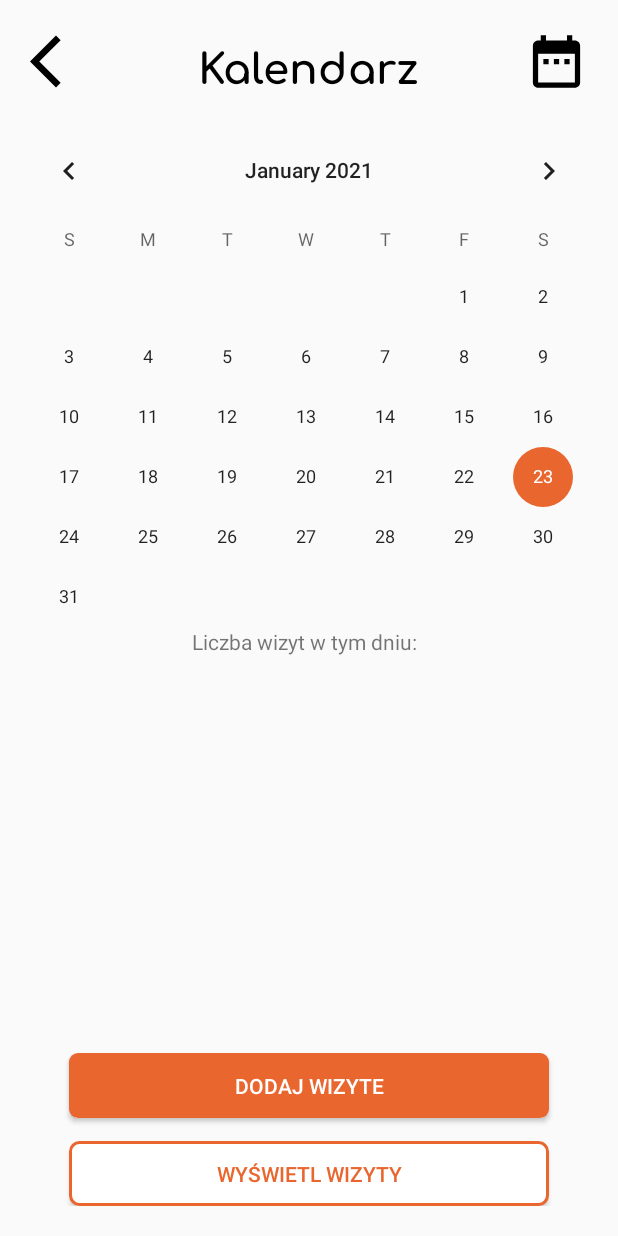
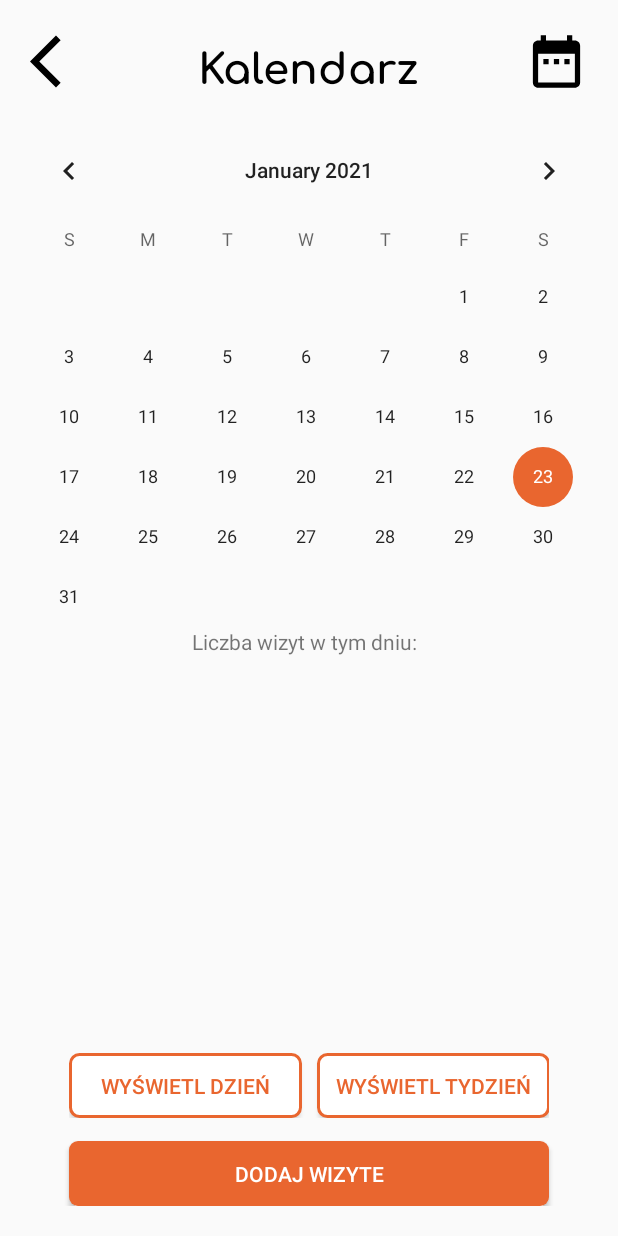
Before and after one commit to tomaszmjurek/DoUslug, an Android app: the CalendarMonthActivity screen opened directly, with no data from a screen before it, on a phone screen of 412 x 824 dp. Run offline under Robolectric (Android 15) with nearby library versions, the phone set to English and light mode, and no system bars.

Commit message:
Add buttons to change calendar view to selected day/week

```diff
--- a/app/src/main/java/pp/inzynierka/douslug/calendar/CalendarMonthActivity.kt
+++ b/app/src/main/java/pp/inzynierka/douslug/calendar/CalendarMonthActivity.kt
@@ -39,17 +39,14 @@ class CalendarMonthActivity : AppCompatActivity() {
         day_button.setOnClickListener { openCalendarDayActivity() }
         week_button.setOnClickListener { openCalendarWeekActivity() }
         month_button.setOnClickListener { showCalendarChange() }
-        show_visits_button.setOnClickListener { openCalendarDayActivity() }
+        show_visits_day.setOnClickListener { openCalendarDayActivity(true) }
+        show_visits_week.setOnClickListener { openCalendarWeekActivity(true) }
 
         calendar_view.setOnDateChangeListener { view, year, month, dayOfMonth ->
             selectedDate = "$year/${makeTwoDigitsIfOne((month+1).toString())}/${makeTwoDigitsIfOne(dayOfMonth.toString())}"
-            //getINstance
-//            calendar.set(year, month, dayOfMonth)
             selectedYear = year
             selectedMonth = month
             selectedDay = dayOfMonth
-//            date = Date(year, month, dayOfMonth)
-//            selectedVisitsNumber.text = getNumberOfVisits()
         }
     }
 
@@ -84,21 +81,21 @@ class CalendarMonthActivity : AppCompatActivity() {
         }
     }
 
-    //todo wybranie widoku dnia z rozwijanej listy otwiera bieżący dzień a nie wybrany
-    private fun openCalendarDayActivity() {
+    private fun openCalendarDayActivity(withExtras: Boolean = false) {
         val intent = Intent(this@CalendarMonthActivity, CalendarDayActivity::class.java)
-        intent.putExtra("selectedDate", selectedDate)
+        if (withExtras) {
+            intent.putExtra("selectedDate", selectedDate)
+        }
         startActivity(intent)
     }
 
-    private fun openCalendarWeekActivity() {
+    private fun openCalendarWeekActivity(withExtras: Boolean = false) {
         val intent = Intent(this@CalendarMonthActivity, CalendarWeekActivity::class.java)
-        intent.putExtra("selectedDay", selectedDay)
-        intent.putExtra("selectedMonth", selectedMonth)
-        intent.putExtra("selectedYear", selectedYear)
+        if (withExtras) {
+            intent.putExtra("selectedDay", selectedDay)
+            intent.putExtra("selectedMonth", selectedMonth)
+            intent.putExtra("selectedYear", selectedYear)
+        }
         startActivity(intent)
     }
-
-
-
 }
--- a/app/src/main/res/layout/activity_calendar_month.xml
+++ b/app/src/main/res/layout/activity_calendar_month.xml
@@ -63,6 +63,34 @@
         android:layout_marginBottom="20dp"
         app:layout_constraintBottom_toBottomOf="parent">
 
+        <LinearLayout
+            android:layout_width="320dp"
+            android:layout_height="wrap_content"
+            android:layout_marginBottom="15dp"
+            android:layout_gravity="center"
+            android:orientation="horizontal">
+
+            <Button
+                android:id="@+id/show_visits_day"
+                android:layout_width="155dp"
+                android:layout_height="43dp"
+                android:layout_marginTop="15dp"
+                android:textColor="@color/colorPrimary"
+                android:text="@string/show_day"
+                android:background="@drawable/white_button_background"/>
+
+            <Button
+                android:id="@+id/show_visits_week"
+                android:layout_width="155dp"
+                android:layout_height="43dp"
+                android:layout_marginLeft="10dp"
+                android:layout_marginTop="15dp"
+                android:textColor="@color/colorPrimary"
+                android:text="@string/show_week"
+                android:background="@drawable/white_button_background"/>
+
+        </LinearLayout>
+
         <Button
             android:id="@+id/add_visit_button"
             android:layout_width="320dp"
@@ -71,15 +99,6 @@
             android:text="@string/dodaj_wizyte"
             android:background="@drawable/orange_button_background"/>
 
-        <Button
-            android:id="@+id/show_visits_button"
-            android:layout_width="320dp"
-            android:layout_height="43dp"
-            android:layout_marginTop="15dp"
-            android:textColor="@color/colorPrimary"
-            android:text="@string/wyswietl_wizyty"
-            android:background="@drawable/white_button_background"/>
-
     </LinearLayout>
 
 </androidx.constraintlayout.widget.ConstraintLayout>
--- a/app/src/main/res/values/strings.xml
+++ b/app/src/main/res/values/strings.xml
@@ -42,4 +42,6 @@
     <string name="monthly_revenue">Zysk miesięczny:</string>
     <string name="not_settled_visits">Nie rozliczone wizyty:</string>
     <string name="remind">PRZYPOMNIJ</string>
+    <string name="show_week">wyświetl tydzień</string>
+    <string name="show_day">wyświetl dzień</string>
 </resources>
```
